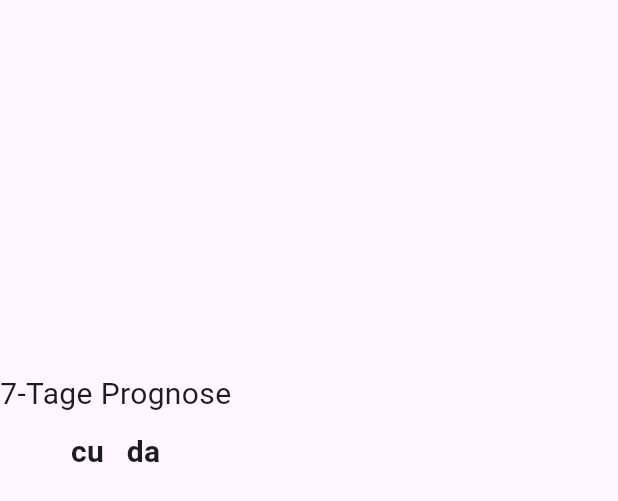
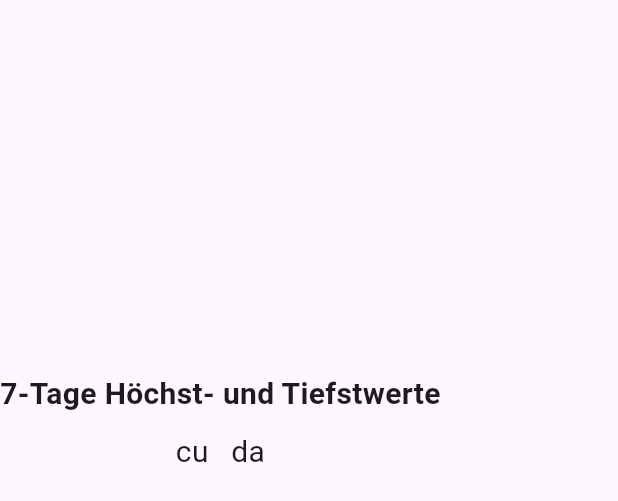
Before and after one commit to Jura17/Simple_Weather_App, a Flutter app: the WeatherDataContainer widget shown alone on an empty page, opened directly with empty values, on a phone screen of 412 x 824 dp. Shown: the top 501 px of the screen. Run offline on Flutter 3.47's test engine with Material 3 defaults, Android fonts, the light colour scheme and no system bars; our stand-ins replace shared_preferences; accounts and stored records are empty.

Commit message:
chore: improve readabilty 7-day-forecast

```diff
--- a/lib/ui/screens/home_screen.dart
+++ b/lib/ui/screens/home_screen.dart
@@ -200,7 +200,7 @@
           child: Column(
             crossAxisAlignment: CrossAxisAlignment.center,
             children: [
-              SizedBox(height: 100),
+              SizedBox(height: 70),
               Text(
                 _mostRecentCity,
                 style: TextStyle(fontSize: 40, fontWeight: FontWeight.w700),
@@ -233,7 +233,7 @@
                             DropdownMenuEntry(value: city, label: city))
                         .toList(),
                   ),
-                  SizedBox(height: 10),
+                  SizedBox(height: 15),
                   ElevatedButton.icon(
                     label: Text("Aktualisieren"),
                     icon: Icon(
@@ -246,7 +246,7 @@
                   ),
                 ],
               ),
-              SizedBox(height: 100),
+              SizedBox(height: 70),
             ],
           ),
         ),
--- a/lib/ui/widgets/weather_data_container.dart
+++ b/lib/ui/widgets/weather_data_container.dart
@@ -46,7 +46,8 @@
           SizedBox(height: 5),
           Text(_rainSumInfoText, style: TextStyle(fontSize: 20)),
           SizedBox(height: 40),
-          Text("7-Tage Prognose", style: TextStyle(fontSize: 20)),
+          Text("7-Tage Höchst- und Tiefstwerte",
+              style: TextStyle(fontSize: 20, fontWeight: FontWeight.w700)),
           SizedBox(height: 10),
           Row(
             spacing: 15,
@@ -57,13 +58,12 @@
                     children: [
                       Text(
                         "${key[0]}${key[1]}",
-                        style: TextStyle(
-                            fontWeight: FontWeight.w700, fontSize: 20),
+                        style: TextStyle(fontSize: 20),
                       ),
                       Text(_foreCastData[key][1].toString(),
-                          style: TextStyle(fontSize: 15)),
+                          style: TextStyle(fontSize: 20)),
                       Text(_foreCastData[key][0].toString(),
-                          style: TextStyle(fontSize: 15)),
+                          style: TextStyle(fontSize: 20)),
                     ],
                   ),
                 )
```
